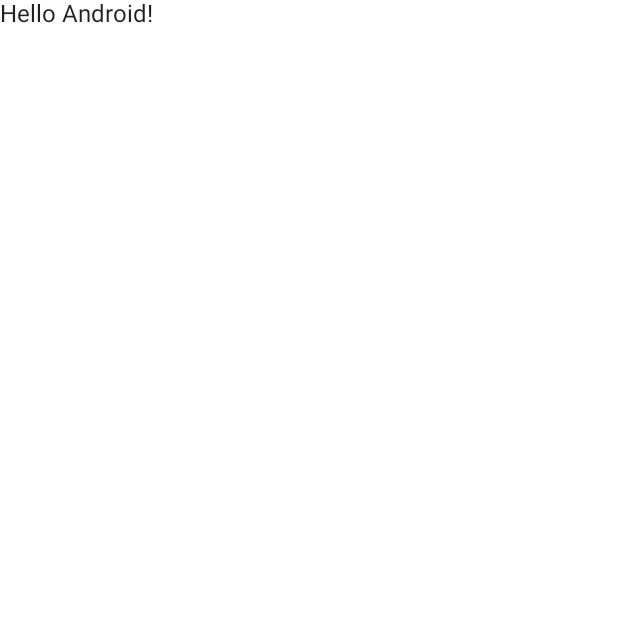
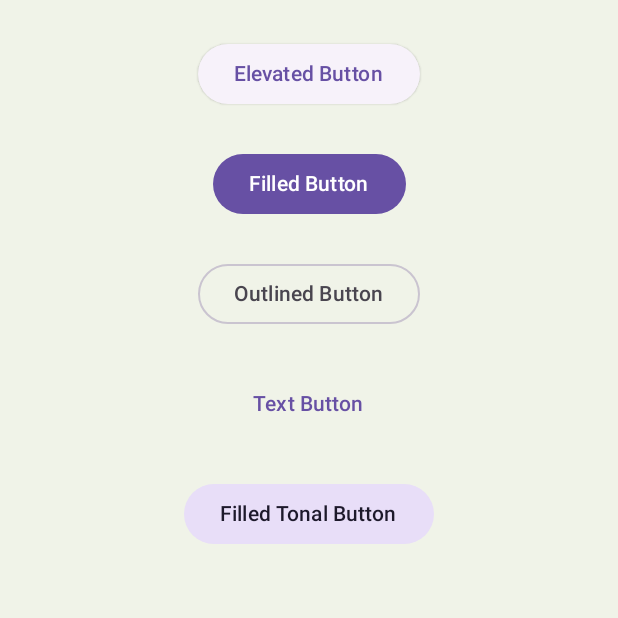
Before and after one commit to SatyamGondhale/LearnCompose, an Android app built with Jetpack Compose: the screen it shows after launch (MainActivity), on a phone screen of 412 x 824 dp, the top half of it. Before the commit the part shown is almost empty. Run offline under Robolectric (Android 15) with nearby library versions, the phone set to English and light mode, and no system bars.

Commit message:
Button in Compose

```diff
--- a/app/build.gradle
+++ b/app/build.gradle
@@ -49,6 +49,7 @@ dependencies {
 
     implementation 'androidx.core:core-ktx:1.7.0'
     implementation "androidx.compose.ui:ui:$compose_version"
+    implementation "androidx.compose.material3:material3:1.0.0-alpha12"
     implementation "androidx.compose.material:material:$compose_version"
     implementation "androidx.compose.ui:ui-tooling-preview:$compose_version"
     implementation 'androidx.lifecycle:lifecycle-runtime-ktx:2.3.1'
--- a/app/src/main/java/com/learn/learncompose/MainActivity.kt
+++ b/app/src/main/java/com/learn/learncompose/MainActivity.kt
@@ -3,41 +3,128 @@ package com.learn.learncompose
 import android.os.Bundle
 import androidx.activity.ComponentActivity
 import androidx.activity.compose.setContent
+import androidx.compose.foundation.BorderStroke
+import androidx.compose.foundation.Image
+import androidx.compose.foundation.background
+import androidx.compose.foundation.layout.Column
+import androidx.compose.foundation.layout.Spacer
 import androidx.compose.foundation.layout.fillMaxSize
-import androidx.compose.material.MaterialTheme
-import androidx.compose.material.Surface
-import androidx.compose.material.Text
+import androidx.compose.foundation.layout.height
+import androidx.compose.foundation.shape.CutCornerShape
+import androidx.compose.material.icons.Icons
+import androidx.compose.material.icons.outlined.Info
+import androidx.compose.material3.*
 import androidx.compose.runtime.Composable
+import androidx.compose.ui.Alignment
 import androidx.compose.ui.Modifier
+import androidx.compose.ui.graphics.Color
+import androidx.compose.ui.res.colorResource
 import androidx.compose.ui.tooling.preview.Preview
-import com.learn.learncompose.ui.theme.LearnComposeTheme
+import androidx.compose.ui.unit.dp
+
 
 class MainActivity : ComponentActivity() {
     override fun onCreate(savedInstanceState: Bundle?) {
         super.onCreate(savedInstanceState)
         setContent {
-            LearnComposeTheme {
-                // A surface container using the 'background' color from the theme
-                Surface(
-                    modifier = Modifier.fillMaxSize(),
-                    color = MaterialTheme.colors.background
-                ) {
-                    Greeting("Android")
-                }
+            Column(
+                modifier = Modifier
+                    .background(color = colorResource(id = R.color.background))
+                    .fillMaxSize(),
+                horizontalAlignment = Alignment.CenterHorizontally
+            ) {
+                Spacer(modifier = Modifier.height(25.dp))
+                Elevated()
+                Spacer(modifier = Modifier.height(25.dp))
+                Filled()
+                Spacer(modifier = Modifier.height(25.dp))
+                Outlined()
+                Spacer(modifier = Modifier.height(25.dp))
+                Text()
+                Spacer(modifier = Modifier.height(25.dp))
+                FilledTonal()
             }
+
         }
     }
 }
 
+@Preview
 @Composable
-fun Greeting(name: String) {
-    Text(text = "Hello $name!")
+fun Elevated() {
+    ElevatedButton(onClick = {
+        // Action to Perform
+    },
+        content = {
+            Text(text = "Elevated Button")
+        })
 }
 
-@Preview(showBackground = true)
+@Preview
 @Composable
-fun DefaultPreview() {
-    LearnComposeTheme {
-        Greeting("Android")
-    }
+fun Filled() {
+    Button(onClick = {
+        // Action to Perform
+    },
+        content = {
+            Text(text = "Filled Button")
+        })
 }
+
+@Preview
+@Composable
+fun Outlined() {
+    OutlinedButton(onClick = {
+        // Action to Perform
+    },
+        content = {
+            Text(text = "Outlined Button")
+        })
+}
+
+@Preview
+@Composable
+fun Text() {
+    TextButton(onClick = {
+        // Action to Perform
+    },
+        content = {
+            Text(text = "Text Button")
+        })
+}
+
+@Preview
+@Composable
+fun FilledTonal() {
+    FilledTonalButton(onClick = {
+        // Action to Perform
+    },
+        content = {
+            Text(text = "Filled Tonal Button")
+        })
+}
+
+
+@Preview
+@Composable
+fun CustomButton() {
+    Button(onClick = {
+        // Action to Perform
+    }, colors = ButtonDefaults.buttonColors(
+        containerColor = colorResource(id = R.color.button_color),
+        contentColor = Color.Black,
+        disabledContainerColor = colorResource(id = R.color.button_color),
+        disabledContentColor = Color.Black
+    ),
+        shape = CutCornerShape(
+            topStartPercent = 10,
+            topEndPercent = 10,
+            bottomEndPercent = 10,
+            bottomStartPercent = 10
+        ), // Can add RoundedCorner
+        border = BorderStroke(width = 2.dp, color = Color.Blue),
+        content = {
+            Image(imageVector = Icons.Outlined.Info, contentDescription = "")
+            Text(text = "Custom Button")
+        })
+}
--- a/app/src/main/res/values/colors.xml
+++ b/app/src/main/res/values/colors.xml
@@ -7,4 +7,6 @@
     <color name="teal_700">#FF018786</color>
     <color name="black">#FF000000</color>
     <color name="white">#FFFFFFFF</color>
+    <color name="background">#FFf0f3e8</color>
+    <color name="button_color">#FF426924</color>
 </resources>
```
